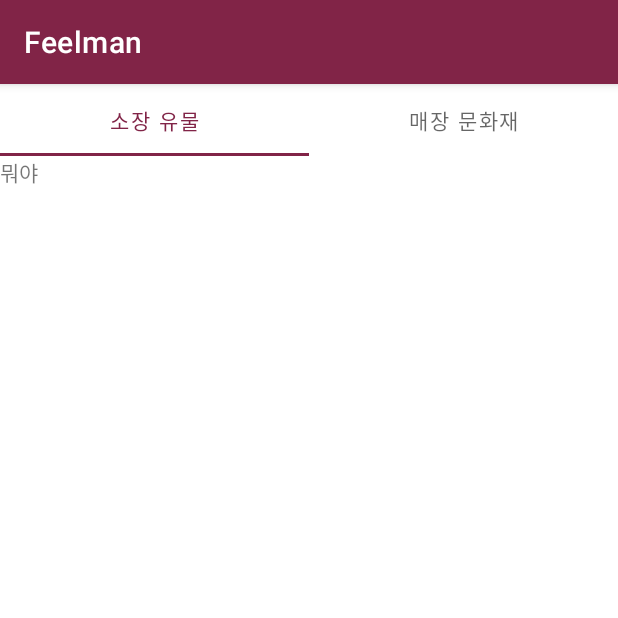
After one commit to Feelloooo/Feelman, an Android app: the Activity_heritage screen opened directly, with no data from a screen before it, on a phone screen of 412 x 824 dp, the top half of it. The commit adds this screen. Run offline under Robolectric (Android 15) with nearby library versions, the phone set to English and light mode, and no system bars.

Commit message:
21.06.30 기본설명 탭

```diff
--- /dev/null
+++ b/app/src/main/java/com/example/feelman/Activity_heritage.java
@@ -0,0 +1,36 @@
+package com.example.feelman;
+
+import androidx.annotation.NonNull;
+import androidx.annotation.Nullable;
+import androidx.appcompat.app.AppCompatActivity;
+import androidx.fragment.app.FragmentPagerAdapter;
+import androidx.recyclerview.widget.LinearLayoutManager;
+import androidx.viewpager.widget.ViewPager;
+
+import android.os.Bundle;
+import android.view.LayoutInflater;
+import android.view.View;
+import android.view.ViewGroup;
+import android.widget.TextView;
+
+import com.google.android.material.tabs.TabLayout;
+
+public class Activity_heritage extends AppCompatActivity {
+
+    private FragmentPagerAdapter fragmentPagerAdapter;
+
+    @Override
+    protected void onCreate(Bundle savedInstanceState) {
+        super.onCreate(savedInstanceState);
+        setContentView(R.layout.activity_heritage);
+
+        ViewPager viewPager = findViewById(R.id.viewPager);
+        fragmentPagerAdapter = new ViewPagerAdapter(getSupportFragmentManager());
+
+        TabLayout tabLayout = findViewById(R.id.tab_layout);
+        viewPager.setAdapter(fragmentPagerAdapter);
+        tabLayout.setupWithViewPager(viewPager);
+    }
+
+
+}
--- /dev/null
+++ b/app/src/main/java/com/example/feelman/Frag_heritage1.java
@@ -0,0 +1,27 @@
+package com.example.feelman;
+
+import androidx.annotation.NonNull;
+import androidx.annotation.Nullable;
+import androidx.appcompat.app.AppCompatActivity;
+import androidx.fragment.app.Fragment;
+
+import android.os.Bundle;
+import android.view.LayoutInflater;
+import android.view.View;
+import android.view.ViewGroup;
+
+public class Frag_heritage1 extends Fragment {
+    private View view;
+    public static Frag_heritage1 newInstance() {
+        Frag_heritage1 frag1 = new Frag_heritage1();
+
+        return frag1;
+    }
+    @Nullable
+    @Override
+    public View onCreateView(@NonNull LayoutInflater inflater, @Nullable ViewGroup container, @Nullable Bundle savedInstanceState) {
+        view = inflater.inflate(R.layout.frag_heritage1, container, false);
+
+        return view;
+    }
+}
--- /dev/null
+++ b/app/src/main/java/com/example/feelman/Frag_heritage2.java
@@ -0,0 +1,27 @@
+package com.example.feelman;
+
+import androidx.annotation.NonNull;
+import androidx.annotation.Nullable;
+import androidx.appcompat.app.AppCompatActivity;
+import androidx.fragment.app.Fragment;
+
+import android.os.Bundle;
+import android.view.LayoutInflater;
+import android.view.View;
+import android.view.ViewGroup;
+
+public class Frag_heritage2 extends Fragment {
+    private View view;
+    public static Frag_heritage2 newInstance() {
+        Frag_heritage2 frag2 = new Frag_heritage2();
+
+        return frag2;
+    }
+    @Nullable
+    @Override
+    public View onCreateView(@NonNull LayoutInflater inflater, @Nullable ViewGroup container, @Nullable Bundle savedInstanceState) {
+        view = inflater.inflate(R.layout.frag_heritage2, container, false);
+
+        return view;
+    }
+}
--- /dev/null
+++ b/app/src/main/java/com/example/feelman/ViewPagerAdapter.java
@@ -0,0 +1,46 @@
+package com.example.feelman;
+
+import androidx.annotation.NonNull;
+import androidx.annotation.Nullable;
+import androidx.fragment.app.Fragment;
+import androidx.fragment.app.FragmentManager;
+import androidx.fragment.app.FragmentPagerAdapter;
+
+public class ViewPagerAdapter extends FragmentPagerAdapter {
+    public ViewPagerAdapter(@NonNull FragmentManager fm) {
+        super(fm);
+    }
+
+    //프래그먼트를 보여주는 처리를 구현한 곳
+    @NonNull
+    @Override
+    public Fragment getItem(int position) {
+        switch (position){
+            case 0:
+                return Frag_heritage1.newInstance();
+            case 1 :
+                return Frag_heritage2.newInstance();
+            default:
+                return null;
+        }
+    }
+
+    @Override
+    public int getCount() {
+        return 2;
+    }
+
+    //상단의 탭 레이아웃 인디케이터 쪽에 텍스트를 선언해주는 곳
+    @Nullable
+    @Override
+    public CharSequence getPageTitle(int position) {
+        switch (position){
+            case 0:
+                return "소장 유물";
+            case 1 :
+                return "매장 문화재";
+            default:
+                return null;
+        }
+    }
+}
--- /dev/null
+++ b/app/src/main/res/layout/activity_heritage.xml
@@ -0,0 +1,48 @@
+<?xml version="1.0" encoding="utf-8"?>
+<androidx.constraintlayout.widget.ConstraintLayout xmlns:android="http://schemas.android.com/apk/res/android"
+    xmlns:app="http://schemas.android.com/apk/res-auto"
+    xmlns:tools="http://schemas.android.com/tools"
+    android:layout_width="match_parent"
+    android:layout_height="match_parent"
+    android:orientation="vertical">
+
+    <com.google.android.material.tabs.TabLayout
+        android:id="@+id/tab_layout"
+        android:layout_width="match_parent"
+        android:layout_height="wrap_content"
+        app:layout_constraintBottom_toTopOf="@+id/const_vp"
+        app:layout_constraintEnd_toEndOf="parent"
+        app:layout_constraintStart_toStartOf="parent"
+        app:layout_constraintTop_toTopOf="parent">
+
+        <com.google.android.material.tabs.TabItem
+            android:layout_width="wrap_content"
+            android:layout_height="wrap_content"
+            android:text="소장 유물" />
+
+        <com.google.android.material.tabs.TabItem
+            android:layout_width="wrap_content"
+            android:layout_height="wrap_content"
+            android:text="매장 문화재" />
+
+    </com.google.android.material.tabs.TabLayout>
+
+    <androidx.constraintlayout.widget.ConstraintLayout
+        android:id="@+id/const_vp"
+        android:layout_width="match_parent"
+        android:layout_height="0dp"
+        app:layout_constraintBottom_toBottomOf="parent"
+        app:layout_constraintEnd_toEndOf="parent"
+        app:layout_constraintStart_toStartOf="parent"
+        app:layout_constraintTop_toBottomOf="@+id/tab_layout">
+
+        <androidx.viewpager.widget.ViewPager
+            android:id="@+id/viewPager"
+            android:layout_width="match_parent"
+            android:layout_height="match_parent"
+            app:layout_constraintBottom_toBottomOf="parent"
+            app:layout_constraintEnd_toEndOf="parent"
+            app:layout_constraintStart_toStartOf="parent"
+            app:layout_constraintTop_toTopOf="parent" />
+    </androidx.constraintlayout.widget.ConstraintLayout>
+</androidx.constraintlayout.widget.ConstraintLayout>
--- /dev/null
+++ b/app/src/main/res/layout/frag_heritage1.xml
@@ -0,0 +1,13 @@
+<?xml version="1.0" encoding="utf-8"?>
+<LinearLayout
+    xmlns:android="http://schemas.android.com/apk/res/android"
+    xmlns:app="http://schemas.android.com/apk/res-auto"
+    xmlns:tools="http://schemas.android.com/tools"
+    android:layout_width="match_parent"
+    android:layout_height="match_parent"
+    android:orientation="vertical">
+    <TextView
+        android:layout_height="match_parent"
+        android:text="뭐야"
+        android:layout_width="match_parent" />
+</LinearLayout>
```
Also changed, not shown: app/src/main/AndroidManifest.xml (+13 -6 lines), app/src/main/java/com/example/feelman/Activity_test.java (added, +40 -0 lines), app/src/main/java/com/example/feelman/DataAdapter.java (added, +105 -0 lines), app/src/main/java/com/example/feelman/DataBaseHelper.java (added, +116 -0 lines), app/src/main/java/com/example/feelman/MainActivity.java (+9 -0 lines), app/src/main/java/com/example/feelman/User.java (added, +19 -0 lines), app/src/main/res/layout/activity_test.xml (added, +14 -0 lines), app/src/main/res/layout/frag_heritage2.xml (added, +15 -0 lines), app/src/main/assets/test.db (added).
